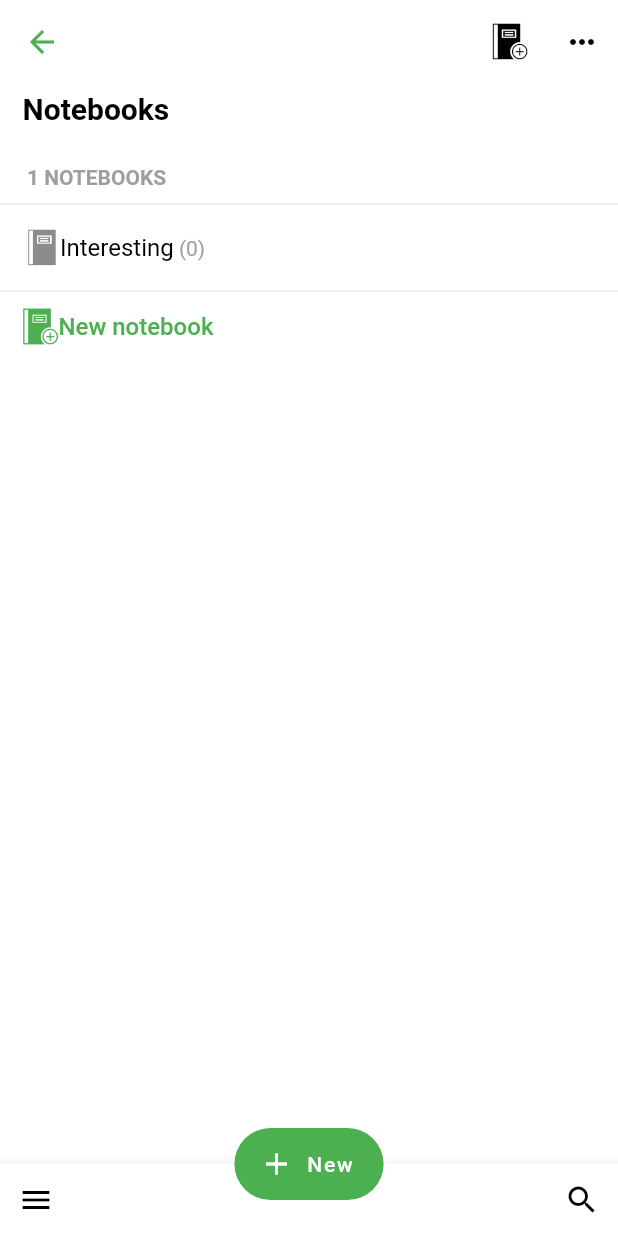
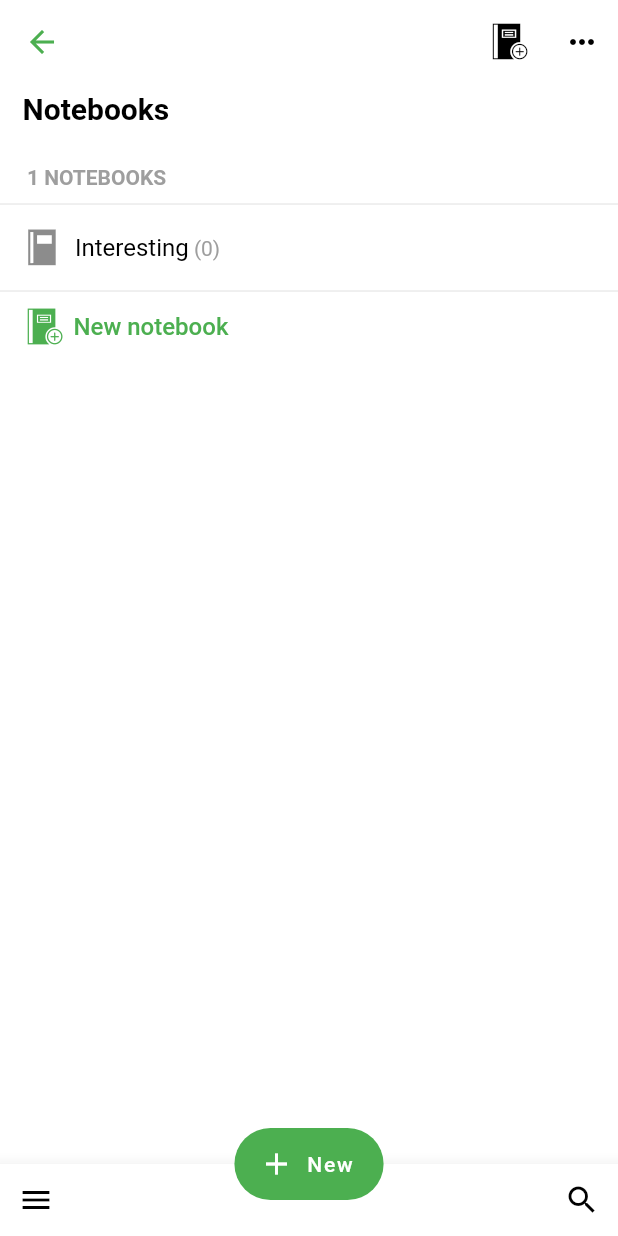
Before and after one commit to Armawill/evernote_clone, a Flutter app: the NotebookListScreen screen opened by its route, on a phone screen of 412 x 824 dp. Run offline on Flutter 3.47's test engine with Material 2 defaults, Android fonts, the light colour scheme and no system bars; our stand-ins replace bloc, equatable, flutter_bloc, sqflite; accounts and stored records are empty; network calls fail.

Commit message:
Added Custom Icons, Small edits on the note list screen, Edited notes and notebooks adding

```diff
--- a/lib/note/bloc/notes_event.dart
+++ b/lib/note/bloc/notes_event.dart
@@ -27,10 +27,10 @@ class RemoveNoteEvent extends NotesEvent {
   List<Object> get props => [note];
 }
 
-class AddToTrashEvent extends NotesEvent {
+class MoveNoteToTrashEvent extends NotesEvent {
   final Note note;
 
-  const AddToTrashEvent(this.note);
+  const MoveNoteToTrashEvent(this.note);
 
   @override
   List<Object> get props => [note];
--- a/lib/notebook/bloc/notebooks_bloc.dart
+++ b/lib/notebook/bloc/notebooks_bloc.dart
@@ -31,8 +31,9 @@ class NotebooksBloc extends Bloc<NotebookEvent, NotebooksState> {
   void _onNotebookAdded(AddNotebookEvent event, Emitter<NotebooksState> emit) {
     var newNotebook =
         Notebook(id: DateTime.now().toString(), title: event.title);
+    repository.addNotebook(newNotebook);
     emit(state.copyWith(
-        loadedNotebooks: List.from(repository.notebookList)..add(newNotebook)));
+        loadedNotebooks: List.from(state.loadedNotebooks)..add(newNotebook)));
   }
 
   void _onNoteToNotebookAdded(event, emit) {
--- a/lib/presentation/custom_icons_icons.dart
+++ b/lib/presentation/custom_icons_icons.dart
@@ -21,8 +21,8 @@ class CustomIcons {
   static const _kFontFam = 'CustomIcons';
   static const String? _kFontPkg = null;
 
+  static const IconData notebook_filled = IconData(0xe800, fontFamily: _kFontFam, fontPackage: _kFontPkg);
   static const IconData notebook_outlined = IconData(0xe801, fontFamily: _kFontFam, fontPackage: _kFontPkg);
-  static const IconData notebook_filled = IconData(0xe802, fontFamily: _kFontFam, fontPackage: _kFontPkg);
   static const IconData note_filled = IconData(0xe803, fontFamily: _kFontFam, fontPackage: _kFontPkg);
   static const IconData add_note_filled = IconData(0xe804, fontFamily: _kFontFam, fontPackage: _kFontPkg);
   static const IconData add_note_outlined = IconData(0xe805, fontFamily: _kFontFam, fontPackage: _kFontPkg);
--- a/lib/screens/note_details_screen.dart
+++ b/lib/screens/note_details_screen.dart
@@ -66,7 +66,7 @@ class _NoteDetailsScreenState extends State<NoteDetailsScreen> {
     setState(() {
       _wasDelete = true;
     });
-    noteBloc.add(AddToTrashEvent(_editedNote));
+    noteBloc.add(MoveNoteToTrashEvent(_editedNote));
     notebookBloc
         .add(RemoveNoteFromNotebookEvent(_editedNote, _editedNote.notebook));
   }
@@ -181,7 +181,7 @@ class _NoteDetailsScreenState extends State<NoteDetailsScreen> {
         }
       }
     }
-
+    log('_editedNote.isInTrash ${_editedNote.isInTrash}');
     return WillPopScope(
       onWillPop: () async {
         if (_isEditing) {
--- a/lib/screens/note_list_screen.dart
+++ b/lib/screens/note_list_screen.dart
@@ -145,8 +145,6 @@ class NoteListScreen extends StatelessWidget {
                 child: SliverFillRemaining(
                   child: LayoutBuilder(
                     builder: (context, constraints) => Column(
-                      // mainAxisAlignment: MainAxisAlignment.center,
-                      // crossAxisAlignment: CrossAxisAlignment.center,
                       children: [
                         Padding(
                           padding: EdgeInsets.only(
--- a/lib/screens/notebook_list_screen.dart
+++ b/lib/screens/notebook_list_screen.dart
@@ -40,7 +40,9 @@ class NotebookListScreen extends StatelessWidget {
             leadingWidth: ModalRoute.of(context)!.canPop ? 56 : 0,
             actions: [
               IconButton(
-                onPressed: () {},
+                onPressed: () {
+                  Navigator.of(context).pushNamed(AddNotebookScreen.routeName);
+                },
                 icon: Icon(CustomIcons.add_notebook_filled),
               ),
               IconButton(
@@ -107,6 +109,7 @@ class NotebookListScreen extends StatelessWidget {
                                           child: Row(
                                             children: [
                                               Icon(CustomIcons.notebook_filled),
+                                              SizedBox(width: 10),
                                               RichText(
                                                 text: TextSpan(children: [
                                                   TextSpan(
@@ -138,10 +141,11 @@ class NotebookListScreen extends StatelessWidget {
                               child: Row(
                                 children: [
                                   Padding(
-                                    padding: const EdgeInsets.only(left: 7),
+                                    padding: const EdgeInsets.only(left: 10),
                                     child:
                                         Icon(CustomIcons.add_notebook_filled),
                                   ),
+                                  SizedBox(width: 7),
                                   Text(
                                     'New notebook',
                                     style: TextStyle(fontSize: 16),
@@ -160,7 +164,7 @@ class NotebookListScreen extends StatelessWidget {
                   //     child: Text('Something went wrong'),
                   //   );
                   // }
-                  return Center(
+                  return const Center(
                     child: Text('Something went wrong'),
                   );
                 },
```
Also changed, not shown: lib/note/bloc/notes_bloc.dart (+18 -11 lines), lib/repository.dart (+10 -1 lines), assets/fonts/CustomIcons.ttf.
